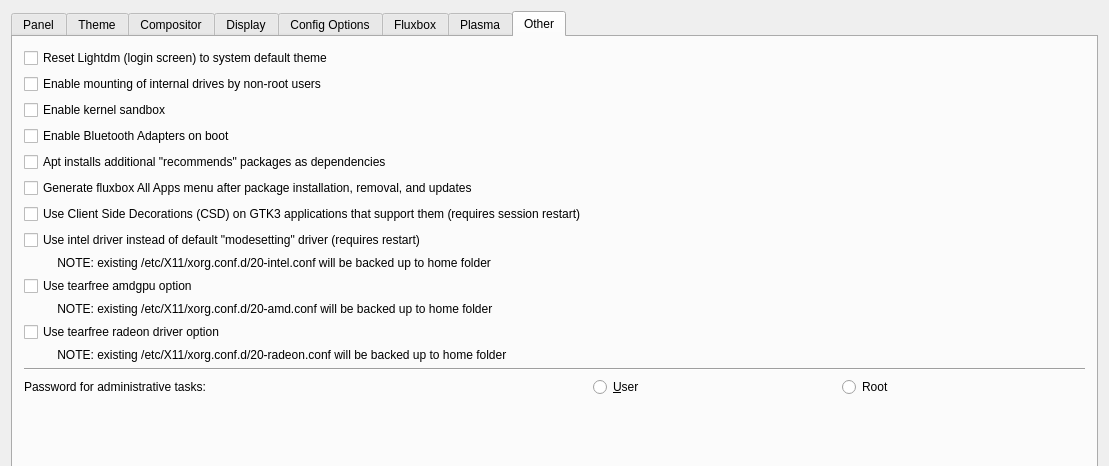
Qt form defaultlook.ui (MX-Linux/mx-tweak) before a commit; both pictures show x 0 to 1109 and y 0 to 466 of the 1109 by 746 pixel window.
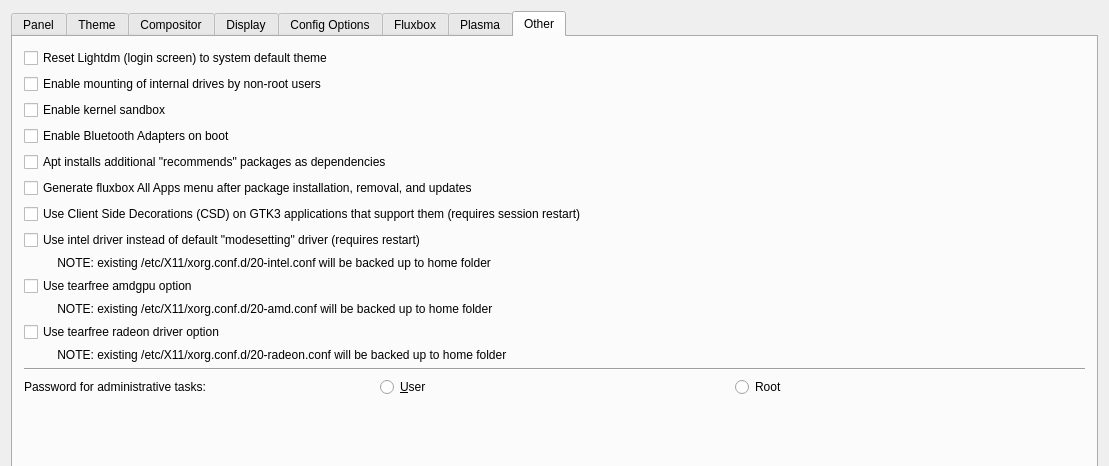
The same form after that commit. Icons and pictures are not drawn.

Patch:
```diff
--- a/defaultlook.ui
+++ b/defaultlook.ui
@@ -1824,51 +1824,26 @@
          <property name="sizeConstraint">
           <enum>QLayout::SetNoConstraint</enum>
          </property>
-         <item row="0" column="0">
+         <item row="16" column="0" colspan="3">
+          <spacer name="verticalSpacer_6">
+           <property name="orientation">
+            <enum>Qt::Vertical</enum>
+           </property>
+           <property name="sizeHint" stdset="0">
+            <size>
+             <width>20</width>
+             <height>77</height>
+            </size>
+           </property>
+          </spacer>
+         </item>
+         <item row="0" column="0" colspan="3">
           <widget class="QCheckBox" name="checkBoxLightdmReset">
            <property name="text">
             <string>Reset Lightdm (login screen) to system default theme</string>
            </property>
           </widget>
          </item>
-         <item row="3" column="0">
-          <widget class="QCheckBox" name="checkBoxbluetoothAutoEnable">
-           <property name="toolTip">
-            <string>&lt;html&gt;&lt;head/&gt;&lt;body&gt;&lt;p&gt;requires reboot&lt;/p&gt;&lt;/body&gt;&lt;/html&gt;</string>
-           </property>
-           <property name="text">
-            <string>Enable Bluetooth Adapters on boot</string>
-           </property>
-          </widget>
-         </item>
-         <item row="2" column="0">
-          <widget class="QCheckBox" name="checkBoxSandbox">
-           <property name="text">
-            <string>Enable kernel sandbox</string>
-           </property>
-          </widget>
-         </item>
-         <item row="5" column="0">
-          <widget class="QCheckBox" name="checkBoxDisableFluxboxMenuGeneration">
-           <property name="text">
-            <string>Generate fluxbox All Apps menu after package installation, removal, and updates</string>
-           </property>
-          </widget>
-         </item>
-         <item row="14" column="0" colspan="3">
-          <widget class="Line" name="line_2">
-           <property name="orientation">
-            <enum>Qt::Horizontal</enum>
-           </property>
-          </widget>
-         </item>
-         <item row="15" column="2">
-          <widget class="QRadioButton" name="radioSudoRoot">
-           <property name="text">
-            <string>Root</string>
-           </property>
-          </widget>
-         </item>
          <item row="15" column="0">
           <widget class="QLabel" name="label_11">
            <property name="text">
@@ -1876,20 +1851,6 @@
            </property>
           </widget>
          </item>
-         <item row="10" column="0">
-          <widget class="QCheckBox" name="checkboxAMDtearfree">
-           <property name="text">
-            <string>Use tearfree amdgpu option</string>
-           </property>
-          </widget>
-         </item>
-         <item row="4" column="0">
-          <widget class="QCheckBox" name="checkBoxInstallRecommends">
-           <property name="text">
-            <string>Apt installs additional &quot;recommends&quot; packages as dependencies</string>
-           </property>
-          </widget>
-         </item>
          <item row="17" column="0" colspan="3">
           <widget class="QPushButton" name="ButtonApplyEtc">
            <property name="minimumSize">
@@ -1907,46 +1868,33 @@
            </property>
           </widget>
          </item>
-         <item row="11" column="0" colspan="2">
-          <widget class="QLabel" name="labelamdgpu">
-           <property name="text">
-            <string>          NOTE: existing /etc/X11/xorg.conf.d/20-amd.conf will be backed up to home folder</string>
+         <item row="14" column="0" colspan="3">
+          <widget class="Line" name="line_2">
+           <property name="orientation">
+            <enum>Qt::Horizontal</enum>
            </property>
           </widget>
          </item>
-         <item row="12" column="0">
-          <widget class="QCheckBox" name="checkboxRadeontearfree">
-           <property name="text">
-            <string>Use tearfree radeon driver option</string>
-           </property>
-          </widget>
-         </item>
-         <item row="1" column="0">
+         <item row="1" column="0" colspan="3">
           <widget class="QCheckBox" name="checkBoxMountInternalDrivesNonRoot">
            <property name="text">
             <string>Enable mounting of internal drives by non-root users</string>
            </property>
           </widget>
          </item>
-         <item row="8" column="0">
-          <widget class="QCheckBox" name="checkboxIntelDriver">
+         <item row="15" column="2">
+          <widget class="QRadioButton" name="radioSudoRoot">
            <property name="text">
-            <string>Use intel driver instead of default &quot;modesetting&quot; driver (requires restart)</string>
+            <string>Root</string>
            </property>
           </widget>
          </item>
-         <item row="16" column="0" colspan="3">
-          <spacer name="verticalSpacer_6">
-           <property name="orientation">
-            <enum>Qt::Vertical</enum>
+         <item row="2" column="0" colspan="3">
+          <widget class="QCheckBox" name="checkBoxSandbox">
+           <property name="text">
+            <string>Enable kernel sandbox</string>
            </property>
-           <property name="sizeHint" stdset="0">
-            <size>
-             <width>20</width>
-             <height>77</height>
-            </size>
-           </property>
-          </spacer>
+          </widget>
          </item>
          <item row="15" column="1">
           <widget class="QRadioButton" name="radioSudoUser">
@@ -1955,21 +1903,73 @@
            </property>
           </widget>
          </item>
-         <item row="9" column="0" colspan="2">
-          <widget class="QLabel" name="labelIntel">
+         <item row="3" column="0" colspan="3">
+          <widget class="QCheckBox" name="checkBoxbluetoothAutoEnable">
+           <property name="toolTip">
+            <string>&lt;html&gt;&lt;head/&gt;&lt;body&gt;&lt;p&gt;requires reboot&lt;/p&gt;&lt;/body&gt;&lt;/html&gt;</string>
+           </property>
            <property name="text">
-            <string>          NOTE: existing /etc/X11/xorg.conf.d/20-intel.conf will be backed up to home folder</string>
+            <string>Enable Bluetooth Adapters on boot</string>
            </property>
           </widget>
          </item>
-         <item row="6" column="0">
+         <item row="4" column="0" colspan="3">
+          <widget class="QCheckBox" name="checkBoxInstallRecommends">
+           <property name="text">
+            <string>Apt installs additional &quot;recommends&quot; packages as dependencies</string>
+           </property>
+          </widget>
+         </item>
+         <item row="5" column="0" colspan="3">
+          <widget class="QCheckBox" name="checkBoxDisableFluxboxMenuGeneration">
+           <property name="text">
+            <string>Generate fluxbox All Apps menu after package installation, removal, and updates</string>
+           </property>
+          </widget>
+         </item>
+         <item row="6" column="0" colspan="3">
           <widget class="QCheckBox" name="checkBoxCSD">
            <property name="text">
             <string>Use Client Side Decorations (CSD) on GTK3 applications that support them (requires session restart)</string>
            </property>
           </widget>
          </item>
-         <item row="13" column="0" colspan="2">
+         <item row="8" column="0" colspan="3">
+          <widget class="QCheckBox" name="checkboxIntelDriver">
+           <property name="text">
+            <string>Use intel driver instead of default &quot;modesetting&quot; driver (requires restart)</string>
+           </property>
+          </widget>
+         </item>
+         <item row="9" column="0" colspan="3">
+          <widget class="QLabel" name="labelIntel">
+           <property name="text">
+            <string>          NOTE: existing /etc/X11/xorg.conf.d/20-intel.conf will be backed up to home folder</string>
+           </property>
+          </widget>
+         </item>
+         <item row="10" column="0" colspan="3">
+          <widget class="QCheckBox" name="checkboxAMDtearfree">
+           <property name="text">
+            <string>Use tearfree amdgpu option</string>
+           </property>
+          </widget>
+         </item>
+         <item row="11" column="0" colspan="3">
+          <widget class="QLabel" name="labelamdgpu">
+           <property name="text">
+            <string>          NOTE: existing /etc/X11/xorg.conf.d/20-amd.conf will be backed up to home folder</string>
+           </property>
+          </widget>
+         </item>
+         <item row="12" column="0" colspan="3">
+          <widget class="QCheckBox" name="checkboxRadeontearfree">
+           <property name="text">
+            <string>Use tearfree radeon driver option</string>
+           </property>
+          </widget>
+         </item>
+         <item row="13" column="0" colspan="3">
           <widget class="QLabel" name="labelradeon">
            <property name="text">
             <string>          NOTE: existing /etc/X11/xorg.conf.d/20-radeon.conf will be backed up to home folder</string>
```
Left out of the diff: 246 changed lines with no effect on the pictures.
